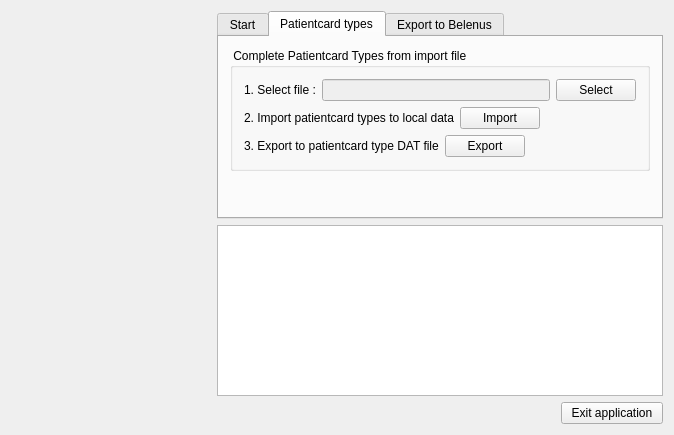
Qt form dbtool/mainwindow.ui (tbikfalvi/Belenus) before a commit.
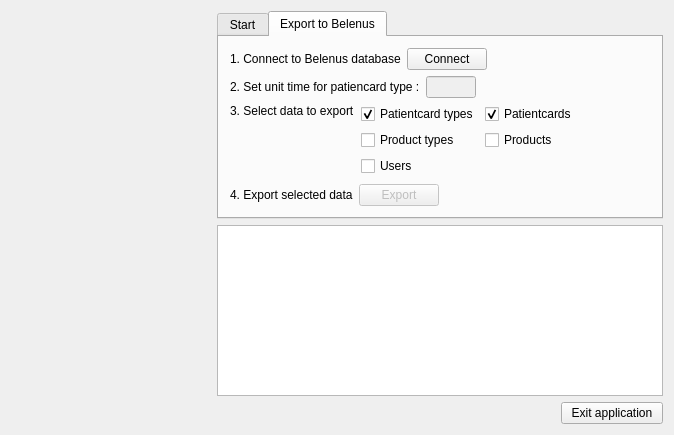
The same form after that commit. The open tabs and pages were chosen to show the change. Icons and pictures are not drawn.

Diff of the .ui file:
```diff
--- a/dbtool/mainwindow.ui
+++ b/dbtool/mainwindow.ui
@@ -169,134 +169,6 @@
           </item>
          </layout>
         </widget>
-        <widget class="QWidget" name="tabPatientCardTypeImport">
-         <attribute name="title">
-          <string>Patientcard types</string>
-         </attribute>
-         <layout class="QVBoxLayout" name="verticalLayout_4">
-          <item>
-           <widget class="QGroupBox" name="gbPCTComplete">
-            <property name="title">
-             <string> Complete Patientcard Types from import file </string>
-            </property>
-            <layout class="QVBoxLayout" name="verticalLayout_3">
-             <item>
-              <layout class="QHBoxLayout" name="horizontalLayout_3">
-               <item>
-                <widget class="QLabel" name="lblP2P1S1">
-                 <property name="text">
-                  <string>1. Select file :</string>
-                 </property>
-                </widget>
-               </item>
-               <item>
-                <widget class="QLineEdit" name="ledImportFileName">
-                 <property name="enabled">
-                  <bool>false</bool>
-                 </property>
-                </widget>
-               </item>
-               <item>
-                <widget class="QPushButton" name="pbSelectImportFile">
-                 <property name="text">
-                  <string>Select</string>
-                 </property>
-                 <property name="icon">
-                  <iconset resource="DBTool.qrc">
-                   <normaloff>:/imgButton/open.png</normaloff>:/imgButton/open.png</iconset>
-                 </property>
-                </widget>
-               </item>
-              </layout>
-             </item>
-             <item>
-              <layout class="QHBoxLayout" name="horizontalLayout_4">
-               <item>
-                <widget class="QLabel" name="lblP2P1S2">
-                 <property name="text">
-                  <string>2. Import patientcard types to local data</string>
-                 </property>
-                </widget>
-               </item>
-               <item>
-                <widget class="QPushButton" name="pbImportPCTText">
-                 <property name="text">
-                  <string>Import</string>
-                 </property>
-                 <property name="icon">
-                  <iconset resource="DBTool.qrc">
-                   <normaloff>:/imgButton/import.png</normaloff>:/imgButton/import.png</iconset>
-                 </property>
-                </widget>
-               </item>
-               <item>
-                <spacer name="horizontalSpacer_2">
-                 <property name="orientation">
-                  <enum>Qt::Horizontal</enum>
-                 </property>
-                 <property name="sizeHint" stdset="0">
-                  <size>
-                   <width>40</width>
-                   <height>20</height>
-                  </size>
-                 </property>
-                </spacer>
-               </item>
-              </layout>
-             </item>
-             <item>
-              <layout class="QHBoxLayout" name="horizontalLayout_5">
-               <item>
-                <widget class="QLabel" name="lblP2P1S3">
-                 <property name="text">
-                  <string>3. Export to patientcard type DAT file</string>
-                 </property>
-                </widget>
-               </item>
-               <item>
-                <widget class="QPushButton" name="pbExportPCTDat">
-                 <property name="text">
-                  <string>Export</string>
-                 </property>
-                 <property name="icon">
-                  <iconset resource="DBTool.qrc">
-                   <normaloff>:/imgButton/export.png</normaloff>:/imgButton/export.png</iconset>
-                 </property>
-                </widget>
-               </item>
-               <item>
-                <spacer name="horizontalSpacer_3">
-                 <property name="orientation">
-                  <enum>Qt::Horizontal</enum>
-                 </property>
-                 <property name="sizeHint" stdset="0">
-                  <size>
-                   <width>40</width>
-                   <height>20</height>
-                  </size>
-                 </property>
-                </spacer>
-               </item>
-              </layout>
-             </item>
-            </layout>
-           </widget>
-          </item>
-          <item>
-           <spacer name="verticalSpacer_2">
-            <property name="orientation">
-             <enum>Qt::Vertical</enum>
-            </property>
-            <property name="sizeHint" stdset="0">
-             <size>
-              <width>20</width>
-              <height>46</height>
-             </size>
-            </property>
-           </spacer>
-          </item>
-         </layout>
-        </widget>
         <widget class="QWidget" name="tabExport">
          <attribute name="title">
           <string>Export to Belenus</string>
@@ -433,7 +305,7 @@
               <item row="1" column="0">
                <widget class="QCheckBox" name="chkPExportPT">
                 <property name="enabled">
-                 <bool>false</bool>
+                 <bool>true</bool>
                 </property>
                 <property name="text">
                  <string>Product types</string>
@@ -443,7 +315,7 @@
               <item row="1" column="1">
                <widget class="QCheckBox" name="chkPExportP">
                 <property name="enabled">
-                 <bool>false</bool>
+                 <bool>true</bool>
                 </property>
                 <property name="text">
                  <string>Products</string>
@@ -453,7 +325,7 @@
               <item row="2" column="0">
                <widget class="QCheckBox" name="chkPExportUser">
                 <property name="enabled">
-                 <bool>false</bool>
+                 <bool>true</bool>
                 </property>
                 <property name="text">
                  <string>Users</string>
```
Left out of the diff: 9 changed lines with no effect on the pictures.
